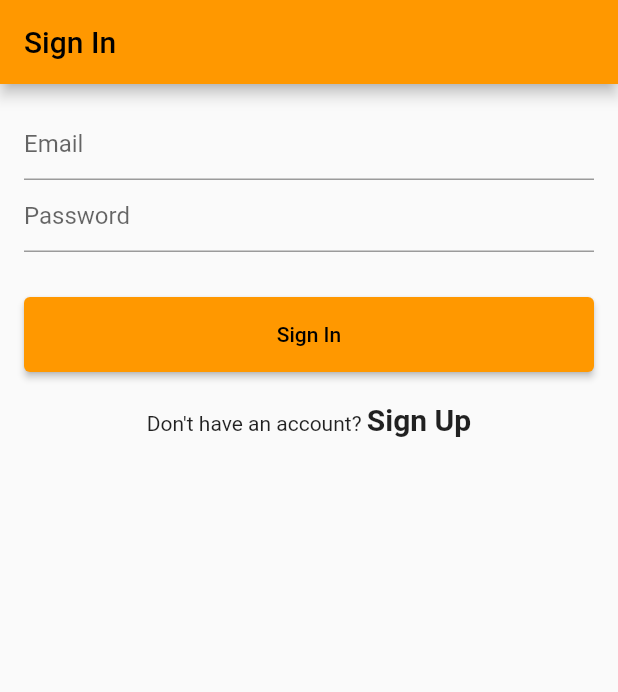
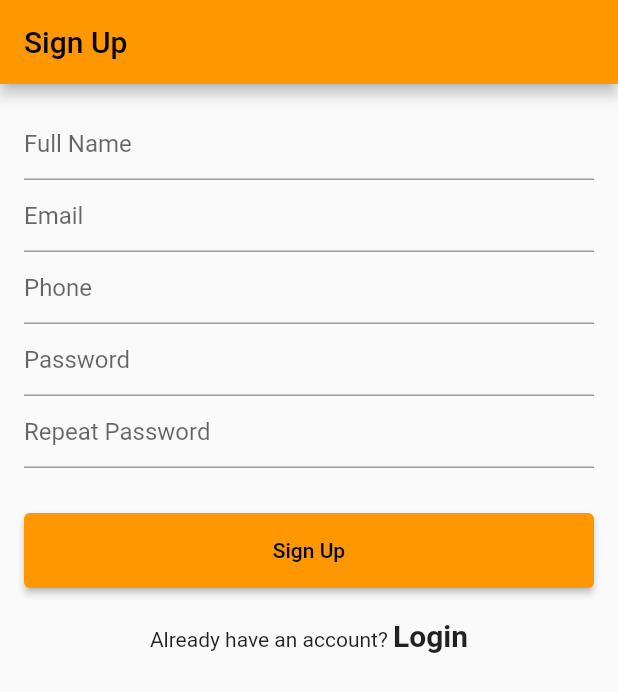
Before and after one commit to mwakitawalina/Mlindemtoto, a Flutter app: the screen it shows after launch, on a phone screen of 412 x 824 dp. Shown: the top 692 px of the screen. Run offline on Flutter 3.47's test engine with Material 2 defaults, Android fonts, the phone set to English and light mode, and no system bars; our stand-ins replace cloud_firestore, firebase_auth, firebase_core, flutter_smart_dialog, get; missing offline and left inert: mouse_parallax; accounts and stored records are empty.

Commit message:
dashboard updates

```diff
--- a/lib/Controllers/auth_controller.dart
+++ b/lib/Controllers/auth_controller.dart
@@ -1,6 +1,7 @@
 import 'package:cloud_firestore/cloud_firestore.dart';
 import 'package:firebase_auth/firebase_auth.dart';
 import 'package:get/get.dart';
+import 'package:mlindemtoto/screens/signup.dart';
 import '../screens/dashboard.dart';
 import '../screens/login.dart';
 import '../utils/utils.dart';
@@ -34,7 +35,7 @@ class AuthController extends GetxController {
   _setInitialScreen(User? user) async {
     if (user == null) {
       // if the user is not found then the user is navigated to the Register Screen
-      Get.offAll(() => const Login());
+      Get.offAll(() => SignUp());
     } else {
       // if the user exists and logged in the the user is navigated to the Dashboard Screen
       Utils.showLoading(message: "Fetching Profile...");
--- a/lib/screens/signup.dart
+++ b/lib/screens/signup.dart
@@ -62,7 +62,7 @@ class _SignUpState extends State<SignUp> {
             TextField(
               decoration: const InputDecoration(hintText: "Repeat Password"),
               controller: _repeatPasswordController,
-              obscureText: true,
+             obscureText: true,
             ),
             const SizedBox(height: 30),
             ElevatedButton(
@@ -75,7 +75,12 @@ class _SignUpState extends State<SignUp> {
                     _fullNameController.text.trim().isEmpty ||
                     _emailController.text.trim().isEmpty) {
                   Utils.showError("No field should be empty!");
-                } else {
+                }
+                else if(_passwordController.text.trim()!= _repeatPasswordController.text.trim()){
+                  Utils.showError("Password mismatch");
+                }
+
+                 else {
 
                   AuthController.to.register(
                       _fullNameController.text.trim(),
```
